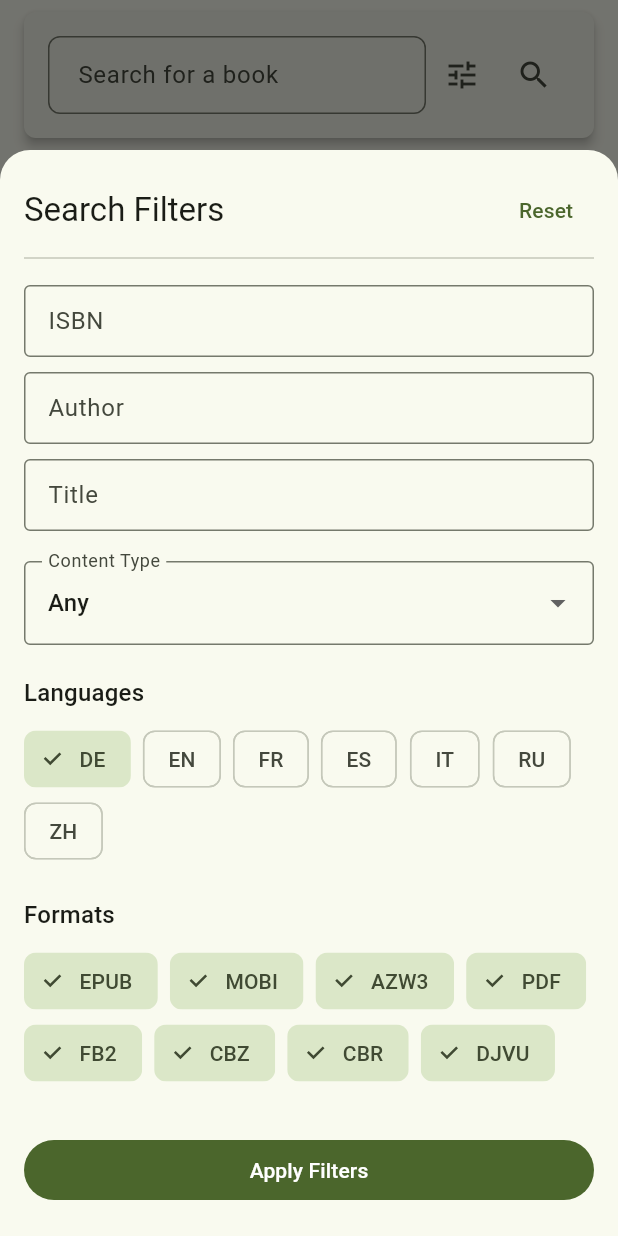
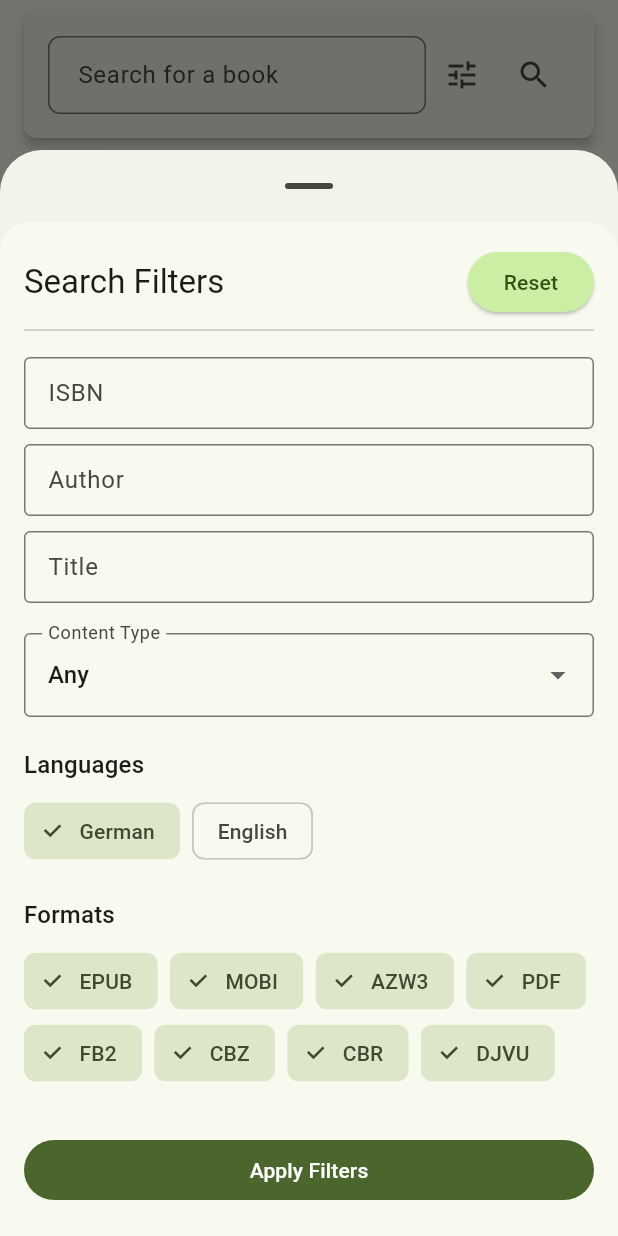
Before and after one commit to doen1el/calibre-web-companion, a Flutter app: the SearchTabWidget widget shown alone on an empty page, opened directly, after a tap on the "tune" icon, on a phone screen of 412 x 824 dp. Run offline on Flutter 3.47's test engine with Material 3 defaults, Android fonts, the phone set to English and light mode, and no system bars; drawn by our look-alikes of dynamic_color; our stand-ins replace adaptive_theme, cached_network_image, equatable, file_picker, flutter_bloc, flutter_cache_manager and 8 more; missing offline and left inert: docman, epub_view, flutter_inappwebview, xml2json; accounts and stored records are empty; network calls fail.

Commit message:
load book downloader config from server

```diff
--- a/lib/features/download_service/bloc/download_service_event.dart
+++ b/lib/features/download_service/bloc/download_service_event.dart
@@ -31,3 +31,5 @@ class DownloadBook extends DownloadServiceEvent {
 class GetDownloadStatus extends DownloadServiceEvent {}
 
 class ClearSearchResults extends DownloadServiceEvent {}
+
+class LoadDownloadConfig extends DownloadServiceEvent {}
--- a/lib/features/download_service/bloc/download_service_state.dart
+++ b/lib/features/download_service/bloc/download_service_state.dart
@@ -1,6 +1,7 @@
 import 'package:equatable/equatable.dart';
 
 import 'package:calibre_web_companion/features/download_service/data/models/download_service_book_model.dart';
+import 'package:calibre_web_companion/features/download_service/data/models/download_config_model.dart';
 
 enum DownloadServiceTab { search, downloads }
 
@@ -16,6 +17,7 @@ class DownloadServiceState extends Equatable {
   final bool hasSearched;
   final String? errorMessage;
   final DownloadServiceTab activeTab;
+  final DownloadConfigModel config;
 
   const DownloadServiceState({
     this.searchStatus = DownloadServiceStatus.initial,
@@ -27,6 +29,7 @@ class DownloadServiceState extends Equatable {
     this.hasSearched = false,
     this.errorMessage,
     this.activeTab = DownloadServiceTab.search,
+    this.config = const DownloadConfigModel(),
   });
 
   bool get isSearching => searchStatus == DownloadServiceStatus.loading;
@@ -45,6 +48,7 @@ class DownloadServiceState extends Equatable {
     bool? hasSearched,
     String? errorMessage,
     DownloadServiceTab? activeTab,
+    DownloadConfigModel? config,
   }) {
     return DownloadServiceState(
       searchStatus: searchStatus ?? this.searchStatus,
@@ -56,6 +60,7 @@ class DownloadServiceState extends Equatable {
       hasSearched: hasSearched ?? this.hasSearched,
       errorMessage: errorMessage,
       activeTab: activeTab ?? this.activeTab,
+      config: config ?? this.config,
     );
   }
 
@@ -70,5 +75,6 @@ class DownloadServiceState extends Equatable {
     hasSearched,
     errorMessage,
     activeTab,
+    config,
   ];
 }
--- /dev/null
+++ b/lib/features/download_service/data/models/download_config_model.dart
@@ -0,0 +1,39 @@
+class DownloadConfigModel {
+  final List<String> supportedFormats;
+  final List<Map<String, String>> languages;
+  final List<String> defaultLanguage;
+
+  const DownloadConfigModel({
+    this.supportedFormats = const [],
+    this.languages = const [],
+    this.defaultLanguage = const ['en'],
+  });
+
+  factory DownloadConfigModel.fromJson(Map<String, dynamic> json) {
+    final formats =
+        json['supported_formats'] != null
+            ? List<String>.from(json['supported_formats'])
+            : <String>[];
+
+    final languagesList = <Map<String, String>>[];
+    if (json['book_languages'] != null) {
+      for (var item in json['book_languages']) {
+        languagesList.add({
+          'code': item['code'] as String,
+          'language': item['language'] as String,
+        });
+      }
+    }
+
+    final defaultLang =
+        json['default_language'] != null
+            ? List<String>.from(json['default_language'])
+            : <String>['en'];
+
+    return DownloadConfigModel(
+      supportedFormats: formats,
+      languages: languagesList,
+      defaultLanguage: defaultLang,
+    );
+  }
+}
--- a/lib/features/download_service/data/repositories/download_service_repository.dart
+++ b/lib/features/download_service/data/repositories/download_service_repository.dart
@@ -4,6 +4,7 @@ import 'package:calibre_web_companion/features/download_service/data/datasources
 import 'package:calibre_web_companion/features/download_service/data/models/download_service_book_model.dart';
 import 'package:calibre_web_companion/features/download_service/data/models/download_service_status.dart';
 import 'package:calibre_web_companion/features/download_service/data/models/download_filter_model.dart'; // Import hinzufügen
+import 'package:calibre_web_companion/features/download_service/data/models/download_config_model.dart'; // Import
 
 class DownloadServiceRepository {
   final DownloadServiceRemoteDataSource remoteDataSource;
@@ -41,6 +42,10 @@ class DownloadServiceRepository {
     }
   }
 
+  Future<DownloadConfigModel> getConfig() async {
+    return await remoteDataSource.getConfig();
+  }
+
   List<DownloadServiceBookModel> getBooksByStatus(
     List<DownloadServiceBookModel> books,
     DownloaderStatus status,
--- a/lib/features/download_service/presentation/pages/download_service_page.dart
+++ b/lib/features/download_service/presentation/pages/download_service_page.dart
@@ -27,6 +27,7 @@ class _DownloadServicePageState extends State<DownloadServicePage>
 
     WidgetsBinding.instance.addPostFrameCallback((_) {
       context.read<DownloadServiceBloc>().add(GetDownloadStatus());
+      context.read<DownloadServiceBloc>().add(LoadDownloadConfig());
     });
 
     _tabController.addListener(() {
--- a/lib/features/download_service/presentation/widgets/download_filter_sheet.dart
+++ b/lib/features/download_service/presentation/widgets/download_filter_sheet.dart
@@ -1,7 +1,9 @@
 import 'package:flutter/material.dart';
+import 'package:flutter_bloc/flutter_bloc.dart';
 
 import 'package:calibre_web_companion/l10n/app_localizations.dart';
 import 'package:calibre_web_companion/features/download_service/data/models/download_filter_model.dart';
+import 'package:calibre_web_companion/features/download_service/bloc/download_service_bloc.dart'; // Import
 
 class DownloadFilterSheet extends StatefulWidget {
   final DownloadFilterModel currentFilter;
@@ -25,17 +27,6 @@ class _DownloadFilterSheetState extends State<DownloadFilterSheet> {
   late List<String> _selectedLanguages;
   late List<String> _selectedFormats;
   String? _selectedContent;
-
-  final List<String> _availableLanguages = [
-    'de',
-    'en',
-    'fr',
-    'es',
-    'it',
-    'ru',
-    'zh',
-  ];
-  final List<String> _availableFormats = DownloadFilterModel.allFormats;
 
   @override
   void initState() {
@@ -62,6 +53,20 @@ class _DownloadFilterSheetState extends State<DownloadFilterSheet> {
   @override
   Widget build(BuildContext context) {
     final localizations = AppLocalizations.of(context)!;
+    final config = context.read<DownloadServiceBloc>().state.config;
+
+    final availableFormats =
+        config.supportedFormats.isNotEmpty
+            ? config.supportedFormats
+            : DownloadFilterModel.allFormats;
+
+    final availableLanguages =
+        config.languages.isNotEmpty
+            ? config.languages
+            : [
+              {'code': 'de', 'language': 'German'},
+              {'code': 'en', 'language': 'English'},
+            ];
 
     final Map<String, String> contentTypes = {
       'book_fiction': localizations.bookFiction,
@@ -94,9 +99,19 @@ class _DownloadFilterSheetState extends State<DownloadFilterSheet> {
                   localizations.searchFilters,
                   style: Theme.of(context).textTheme.titleLarge,
                 ),
-                TextButton(
+
+                ElevatedButton(
+                  style: ElevatedButton.styleFrom(
+                    backgroundColor:
+                        Theme.of(context).colorScheme.primaryContainer,
+                  ),
                   onPressed: _resetFilters,
-                  child: Text(localizations.reset),
+                  child: Text(
+                    localizations.reset,
+                    style: TextStyle(
+                      color: Theme.of(context).colorScheme.onPrimaryContainer,
+                    ),
+                  ),
                 ),
               ],
             ),
@@ -113,7 +128,7 @@ class _DownloadFilterSheetState extends State<DownloadFilterSheet> {
             const SizedBox(height: 20),
 
             DropdownButtonFormField<String>(
-              value: _selectedContent,
+              initialValue: _selectedContent,
               decoration: InputDecoration(
                 labelText: localizations.contentType,
                 border: OutlineInputBorder(),
@@ -137,17 +152,19 @@ class _DownloadFilterSheetState extends State<DownloadFilterSheet> {
             Wrap(
               spacing: 8,
               children:
-                  _availableLanguages.map((lang) {
-                    final isSelected = _selectedLanguages.contains(lang);
+                  availableLanguages.map((langMap) {
+                    final code = langMap['code']!;
+                    final name = langMap['language']!;
+                    final isSelected = _selectedLanguages.contains(code);
                     return FilterChip(
-                      label: Text(lang.toUpperCase()),
+                      label: Text(name),
                       selected: isSelected,
                       onSelected: (selected) {
                         setState(() {
                           if (selected) {
-                            _selectedLanguages.add(lang);
+                            _selectedLanguages.add(code);
                           } else {
-                            _selectedLanguages.remove(lang);
+                            _selectedLanguages.remove(code);
                           }
                         });
                       },
@@ -165,7 +182,7 @@ class _DownloadFilterSheetState extends State<DownloadFilterSheet> {
             Wrap(
               spacing: 8,
               children:
-                  _availableFormats.map((fmt) {
+                  availableFormats.map((fmt) {
                     final isSelected = _selectedFormats.contains(fmt);
                     return FilterChip(
                       label: Text(fmt.toUpperCase()),
@@ -222,13 +239,23 @@ class _DownloadFilterSheetState extends State<DownloadFilterSheet> {
   }
 
   void _resetFilters() {
+    final config = context.read<DownloadServiceBloc>().state.config;
+
     setState(() {
       _isbnController.clear();
       _authorController.clear();
       _titleController.clear();
       _selectedContent = null;
-      _selectedLanguages = ['de'];
-      _selectedFormats = List.from(DownloadFilterModel.allFormats);
+
+      _selectedLanguages =
+          config.defaultLanguage.isNotEmpty
+              ? List.from(config.defaultLanguage)
+              : ['de'];
+
+      _selectedFormats =
+          config.supportedFormats.isNotEmpty
+              ? List.from(config.supportedFormats)
+              : List.from(DownloadFilterModel.allFormats);
     });
   }
 }
--- a/lib/features/download_service/presentation/widgets/search_tab_widget.dart
+++ b/lib/features/download_service/presentation/widgets/search_tab_widget.dart
@@ -42,6 +42,7 @@ class _SearchTabWidgetState extends State<SearchTabWidget> {
       context: context,
       isScrollControlled: true,
       useSafeArea: true,
+      showDragHandle: true,
       builder:
           (context) => DownloadFilterSheet(
             currentFilter: _currentFilter,
```
Also changed, not shown: lib/features/download_service/bloc/download_service_bloc.dart (+13 -0 lines), lib/features/download_service/data/datasources/download_service_remote_datasource.dart (+23 -0 lines).
